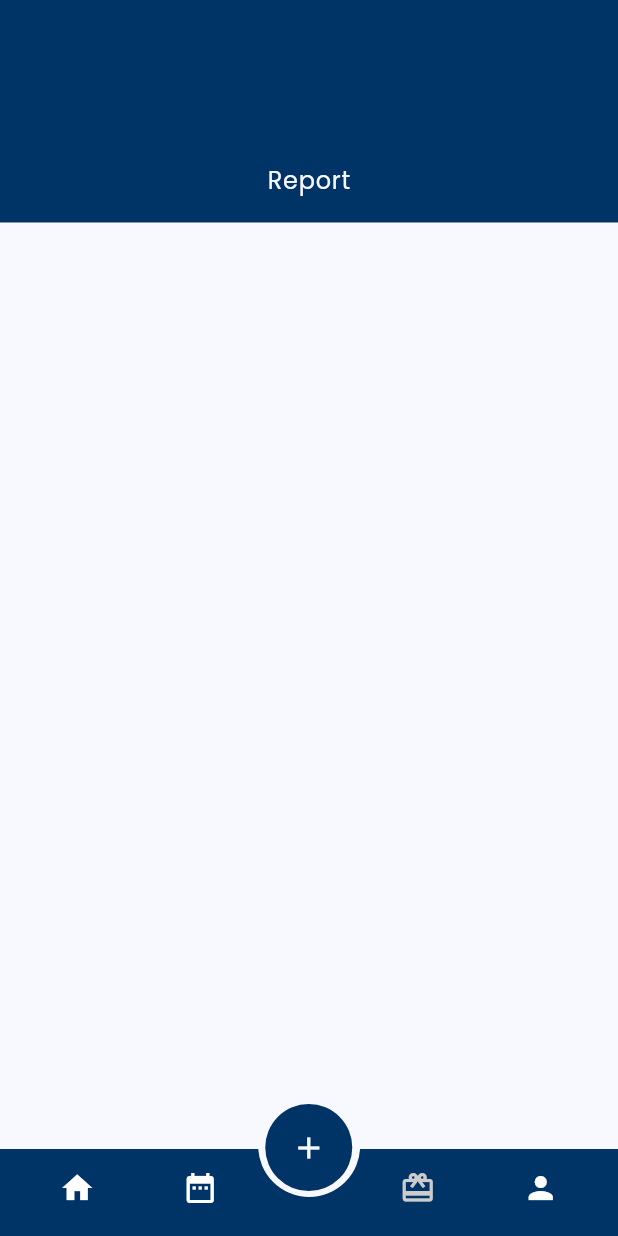
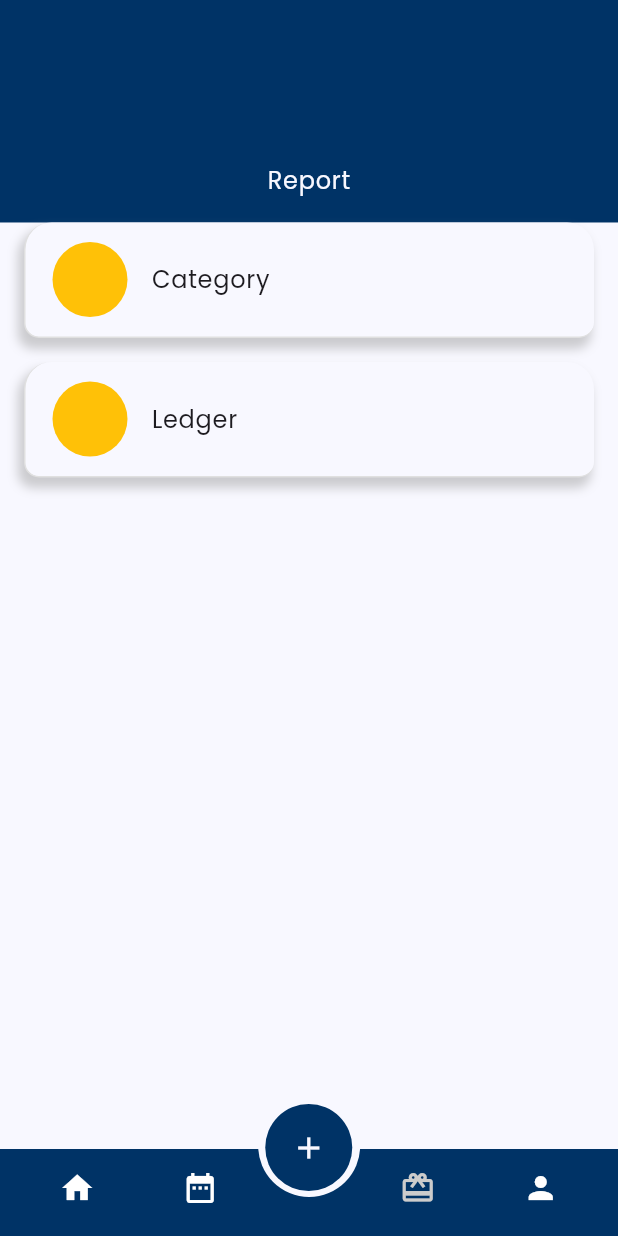
Before and after one commit to Nirajan1/expense_tracker, a Flutter app: the screen it shows after launch, after a tap on the "person outline" icon, on a phone screen of 412 x 824 dp. Run offline on Flutter 3.47's test engine with Material 3 defaults, Android fonts, the phone set to English and light mode, and no system bars; our stand-ins replace bloc, equatable, flutter_bloc, get_it, google_fonts, objectbox; generated files the repository leaves out were written again.

Commit message:
transaction report complete

```diff
--- a/lib/features/home/presentation/home_page.dart
+++ b/lib/features/home/presentation/home_page.dart
@@ -31,12 +31,8 @@ class _HomePageViewState extends State<HomePageView> {
         _topContainer(context),
         SizedBox(height: MediaQuery.of(context).size.height * 0.036),
         _buildBudgetCard(context),
-        SizedBox(
-          height: Platform.isAndroid ? MediaQuery.of(context).size.height * 0.06 : MediaQuery.of(context).size.height * 0.036,
-        ),
-        Expanded(
-          child: _bottomContainer(context),
-        ),
+        SizedBox(height: Platform.isAndroid ? MediaQuery.of(context).size.height * 0.06 : MediaQuery.of(context).size.height * 0.036),
+        Expanded(child: _bottomContainer(context)),
       ],
     );
   }
@@ -61,29 +57,15 @@ Widget _topContainer(BuildContext context) {
               padding: EdgeInsets.only(left: padding),
               child: Row(
                 children: [
-                  CircleAvatar(
-                    radius: 26,
-                    backgroundColor: AppColors.whiteColor,
-                    child: Text('N'),
-                  ),
+                  CircleAvatar(radius: 26, backgroundColor: AppColors.whiteColor, child: Text('N')),
                   SizedBox(width: 10),
                   Column(
                     mainAxisAlignment: MainAxisAlignment.center,
                     children: [
-                      Text(
-                        'Hi, dark mode',
-                        style: Theme.of(context).textTheme.bodyLarge!.copyWith(
-                              color: AppColors.whiteColor,
+                      Text('Hi, dark mode', style: Theme.of(context).textTheme.bodyLarge!.copyWith(color: AppColors.whiteColor)),
+                      Text('Good morning', style: Theme.of(context).textTheme.bodyLarge!.copyWith(color: AppColors.whiteColor)),
+                    ],
                   ),
-                      ),
-                      Text(
-                        'Good morning',
-                        style: Theme.of(context).textTheme.bodyLarge!.copyWith(
-                              color: AppColors.whiteColor,
-                            ),
-                      ),
-                    ],
-                  )
                 ],
               ),
             ),
@@ -98,10 +80,7 @@ Widget _topContainer(BuildContext context) {
                   child: Container(
                     height: 42,
                     width: 36,
-                    decoration: BoxDecoration(
-                      color: AppColors.whiteColor,
-                      shape: BoxShape.circle,
-                    ),
+                    decoration: BoxDecoration(color: AppColors.whiteColor, shape: BoxShape.circle),
                     child: Icon(Icons.person_outline, color: AppColors.primaryColor),
                   ),
                 ),
@@ -122,63 +101,65 @@ Widget _buildBudgetCard(BuildContext context) {
       spacing: 10,
       children: [
         Expanded(
-          child: CustomCardWidget(
+          child: BlocBuilder<AddIncomeExpenseBloc, AddIncomeExpenseState>(
+            builder: (context, state) {
+              int total = 0;
+              if (state is TransactionLoadingState) {
+                return CircularProgressIndicator();
+              } else if (state is TransactionLoaded) {
+                if (state.transactionsEntity.isEmpty) {
+                  total = 0;
+                } else if (state.transactionsEntity.isNotEmpty) {
+                  total = state.transactionsEntity.where((element) => element.type == 'income').fold<int>(0, (sum, item) => sum + int.parse(item.amount));
+                  print(total);
+                }
+              }
+              return CustomCardWidget(
                 height: 146,
                 child: Column(
                   mainAxisAlignment: MainAxisAlignment.center,
-              children: [
-                Text(
-                  'Income',
-                  style: Theme.of(context).textTheme.labelLarge,
+                  children: [Text('Income', style: Theme.of(context).textTheme.labelLarge), Text('Rs $total', overflow: TextOverflow.ellipsis, style: Theme.of(context).textTheme.titleSmall)],
                 ),
-                Text(
-                  'Rs 1,00,000',
-                  overflow: TextOverflow.ellipsis,
-                  style: Theme.of(context).textTheme.titleSmall,
-                ),
-              ],
-            ),
+              );
+            },
           ),
         ),
         Expanded(
-          child: CustomCardWidget(
+          child: BlocBuilder<AddIncomeExpenseBloc, AddIncomeExpenseState>(
+            builder: (context, state) {
+              int total = 0;
+              if (state is TransactionLoadingState) {
+                return CircularProgressIndicator();
+              } else if (state is TransactionLoaded) {
+                if (state.transactionsEntity.isEmpty) {
+                  total = 0;
+                } else if (state.transactionsEntity.isNotEmpty) {
+                  total = state.transactionsEntity.where((element) => element.type == 'expense').fold<int>(0, (sum, item) => sum + int.parse(item.amount));
+                  print(total);
+                }
+              }
+              return CustomCardWidget(
                 height: 146,
                 child: Column(
                   mainAxisAlignment: MainAxisAlignment.center,
-              children: [
-                Text(
-                  'Expense',
-                  style: Theme.of(context).textTheme.labelLarge,
+                  children: [Text('Expense', style: Theme.of(context).textTheme.labelLarge), Text('Rs $total', overflow: TextOverflow.ellipsis, style: Theme.of(context).textTheme.titleSmall)],
                 ),
-                Text(
-                  'Rs 80,000',
-                  overflow: TextOverflow.ellipsis,
-                  style: Theme.of(context).textTheme.titleSmall,
-                ),
-              ],
+              );
+            },
           ),
         ),
-        ),
-        Expanded(
-          child: CustomCardWidget(
-            height: 146,
-            child: Column(
-              mainAxisAlignment: MainAxisAlignment.center,
-              children: [
-                Text(
-                  'Total balance',
-                  overflow: TextOverflow.ellipsis,
-                  style: Theme.of(context).textTheme.labelLarge,
-                ),
-                Text(
-                  'Rs 10,000',
-                  overflow: TextOverflow.ellipsis,
-                  style: Theme.of(context).textTheme.titleSmall,
-                ),
-              ],
-            ),
-          ),
-        ),
+        //   Expanded(
+        //     child: CustomCardWidget(
+        //       height: 146,
+        //       child: Column(
+        //         mainAxisAlignment: MainAxisAlignment.center,
+        //         children: [
+        //           Text('Total balance', overflow: TextOverflow.ellipsis, style: Theme.of(context).textTheme.labelLarge),
+        //           Text('Rs 10,000', overflow: TextOverflow.ellipsis, style: Theme.of(context).textTheme.titleSmall),
+        //         ],
+        //       ),
+        //     ),
+        //   ),
       ],
     ),
   );
@@ -190,23 +171,9 @@ Widget _bottomContainer(BuildContext context) {
     padding: EdgeInsets.all(18),
     decoration: BoxDecoration(
       color: AppColors.whiteColor,
-      borderRadius: BorderRadius.only(
-        topLeft: Radius.circular(40.0),
-        topRight: Radius.circular(40.0),
-      ),
-      boxShadow: [
-        BoxShadow(
-          color: Colors.grey.withValues(alpha: 0.5),
-          spreadRadius: 6,
-          blurRadius: 6,
-          offset: Offset(0, 1),
-        )
-      ],
-      border: Border(
-        top: BorderSide(
-          color: Colors.grey.shade300,
-        ),
-      ),
+      borderRadius: BorderRadius.only(topLeft: Radius.circular(40.0), topRight: Radius.circular(40.0)),
+      boxShadow: [BoxShadow(color: Colors.grey.withValues(alpha: 0.5), spreadRadius: 6, blurRadius: 6, offset: Offset(0, 1))],
+      border: Border(top: BorderSide(color: Colors.grey.shade300)),
     ),
     child: Column(
       children: [
@@ -217,21 +184,12 @@ Widget _bottomContainer(BuildContext context) {
             mainAxisAlignment: MainAxisAlignment.spaceBetween,
             children: [
               // const SizedBox(width: 1),
-              Text(
-                'Recent Transaction',
-                style: Theme.of(context).textTheme.bodyLarge!.copyWith(fontWeight: FontWeight.bold),
-              ),
+              Text('Recent Transaction', style: Theme.of(context).textTheme.bodyLarge!.copyWith(fontWeight: FontWeight.bold)),
               GestureDetector(
                 onTap: () {
                   Navigator.push(context, MaterialPageRoute(builder: (context) => AllDataPageView()));
                 },
-                child: Text(
-                  'See More',
-                  style: Theme.of(context).textTheme.titleSmall!.copyWith(
-                        color: AppColors.primaryColor,
-                        fontWeight: FontWeight.bold,
-                      ),
-                ),
+                child: Text('See More', style: Theme.of(context).textTheme.titleSmall!.copyWith(color: AppColors.primaryColor, fontWeight: FontWeight.bold)),
               ),
               // const SizedBox(width: 1),
             ],
@@ -244,13 +202,7 @@ Widget _bottomContainer(BuildContext context) {
               return CircularProgressIndicator();
             } else if (state is TransactionLoaded) {
               if (state.transactionsEntity.isEmpty) {
-                return Padding(
-                  padding: const EdgeInsets.only(top: 60),
-                  child: Text(
-                    'No transactions available',
-                    style: TextStyle(fontSize: 16, fontWeight: FontWeight.bold),
-                  ),
-                );
+                return Padding(padding: const EdgeInsets.only(top: 60), child: Text('No transactions available', style: TextStyle(fontSize: 16, fontWeight: FontWeight.bold)));
               }
               int itemCount = state.transactionsEntity.length;
               if (Platform.isAndroid && itemCount >= 3) {
@@ -286,43 +238,18 @@ Widget _bottomContainer(BuildContext context) {
 Widget _buildCard({required String title, required String price, required String date}) {
   return AppCardLayoutView(
     child: ListTile(
-      shape: BeveledRectangleBorder(
-        borderRadius: BorderRadius.circular(10),
-      ),
-      leading: Container(
-        width: 50,
-        height: 50,
-        decoration: BoxDecoration(
-          color: title == 'Expense' ? Colors.amber : Colors.green,
-          shape: BoxShape.circle,
-        ),
-      ),
+      shape: BeveledRectangleBorder(borderRadius: BorderRadius.circular(10)),
+      leading: Container(width: 50, height: 50, decoration: BoxDecoration(color: title == 'Expense' ? Colors.amber : Colors.green, shape: BoxShape.circle)),
       trailing: Row(
         mainAxisSize: MainAxisSize.min,
         spacing: 4,
         children: [
-          Icon(
-            title == 'Expense' ? Icons.arrow_downward : Icons.arrow_upward,
-            color: title == 'Expense' ? Colors.red : Colors.green,
-            size: 16,
-          ),
-          Text(
-            'Rs $price',
-            style: TextStyle(
-              fontWeight: FontWeight.w400,
-              fontSize: 18,
-              color: title == 'Expense' ? Colors.red : Colors.green,
-            ),
-          ),
+          Icon(title == 'Expense' ? Icons.arrow_downward : Icons.arrow_upward, color: title == 'Expense' ? Colors.red : Colors.green, size: 16),
+          Text('Rs $price', style: TextStyle(fontWeight: FontWeight.w400, fontSize: 18, color: title == 'Expense' ? Colors.red : Colors.green)),
         ],
       ),
       title: Text(title),
-      subtitle: Text(
-        date,
-        style: TextStyle(
-          fontSize: 12,
-        ),
-      ),
+      subtitle: Text(date, style: TextStyle(fontSize: 12)),
     ),
   );
 }
@@ -331,11 +258,12 @@ class CustomCardWidget extends StatelessWidget {
   final Widget child;
   final double height;
   // final double width;
-  const CustomCardWidget(
-      {required this.height,
+  const CustomCardWidget({
+    required this.height,
     // required this.width,
     required this.child,
-      super.key});
+    super.key,
+  });
 
   @override
   Widget build(BuildContext context) {
@@ -344,12 +272,7 @@ class CustomCardWidget extends StatelessWidget {
       padding: EdgeInsets.symmetric(vertical: 4, horizontal: 8),
       decoration: BoxDecoration(
         color: AppColors.whiteColor,
-        borderRadius: BorderRadius.only(
-          bottomLeft: Radius.circular(10),
-          bottomRight: Radius.circular(10),
-          topLeft: Radius.circular(10),
-          topRight: Radius.circular(10),
-        ),
+        borderRadius: BorderRadius.only(bottomLeft: Radius.circular(10), bottomRight: Radius.circular(10), topLeft: Radius.circular(10), topRight: Radius.circular(10)),
         boxShadow: [
           BoxShadow(
             color: Colors.grey.withValues(alpha: 0.5),
@@ -358,17 +281,7 @@ class CustomCardWidget extends StatelessWidget {
             offset: Offset(-3, 6), // changes position of shadow
           ),
         ],
-        border: Border(
-          top: BorderSide(
-            color: Colors.grey.shade300,
-          ),
-          bottom: BorderSide(
-            color: Colors.grey.shade300,
-          ),
-          left: BorderSide(
-            color: Colors.grey.shade300,
-          ),
-        ),
+        border: Border(top: BorderSide(color: Colors.grey.shade300), bottom: BorderSide(color: Colors.grey.shade300), left: BorderSide(color: Colors.grey.shade300)),
       ),
       child: child,
     );
--- a/lib/features/ledger/presentation_layer/pages/ledger_detail_page.dart
+++ b/lib/features/ledger/presentation_layer/pages/ledger_detail_page.dart
@@ -6,11 +6,7 @@ import 'package:flutter_bloc/flutter_bloc.dart';
 class LedgerDetailPageView extends StatelessWidget {
   final String name;
   final String ledgerCategory;
-  const LedgerDetailPageView({
-    required this.name,
-    required this.ledgerCategory,
-    super.key,
-  });
+  const LedgerDetailPageView({required this.name, required this.ledgerCategory, super.key});
 
   @override
   Widget build(BuildContext context) {
@@ -36,44 +32,26 @@ class LedgerDetailPageView extends StatelessWidget {
                         horizontalMargin: 1,
                         // columnSpacing: 14,
                         columns: [
-                            DataColumn(
-                              label: Text('Date'),
-                            ),
-                            DataColumn(
-                              label: Text('Particular'),
-                            ),
-                            DataColumn(
-                              label: Text('Dr'),
-                            ),
-                            DataColumn(
-                              label: Text('Cr'),
-                            ),
-                            DataColumn(
-                              label: Text('Amount'),
-                            ),
+                          DataColumn(label: Text('Date')),
+                          DataColumn(label: Text('Particular')),
+                          DataColumn(label: Text('Dr')),
+                          DataColumn(label: Text('Cr')),
+                          DataColumn(label: Text('Amount')),
                         ],
-                          rows: filteredTransactions.map((e) {
-                            bool isIncome = e.type == 'income' ;
+                        rows:
+                            filteredTransactions.map((e) {
+                              // bool isIncome = e.type == 'income';
 
                               return DataRow(
                                 cells: [
                                   DataCell(Text(e.date.substring(0, 10))),
-                                DataCell(Text(e.ledgerTo)),
-                                DataCell(isIncome ? Text(e.amount) : Text('0')),
-                                DataCell(isIncome ? Text('0') : Text(e.amount)),
+                                  DataCell(Text(e.ledgerFrom == name ? "To ${e.ledgerTo}" : "Received from ${e.ledgerFrom}")),
+                                  DataCell(e.ledgerFrom == name ? Text('0') : Text(e.amount)),
+                                  DataCell(e.ledgerFrom == name ? Text(e.amount) : Text('0')),
                                   DataCell(Text('0')),
                                 ],
                               );
-                          }).toList()
-
-                          // [
-                          //   DataRow(cells: [
-                          //     DataCell(Text('ValCol1')),
-                          //     DataCell(Text('ValCol2')),
-                          //     DataCell(Text('ValCol2')),
-                          //     DataCell(Text('ValCol2')),
-                          //   ]),
-                          // ],
+                            }).toList(),
                       ),
                     ),
                   );
@@ -203,7 +181,7 @@ class LedgerDetailPageView extends StatelessWidget {
                 }
               },
             ),
-          )
+          ),
         ],
       ),
     );
--- a/lib/features/profile/presentation/pages/profile_page.dart
+++ b/lib/features/profile/presentation/pages/profile_page.dart
@@ -1,10 +1,6 @@
 import 'package:expense_tracker/core/app_colors.dart';
-import 'package:expense_tracker/features/category/presentation/pages/category_list_page.dart';
-import 'package:expense_tracker/features/ledger/presentation_layer/bloc/ledger_bloc.dart';
-import 'package:expense_tracker/features/ledger/presentation_layer/pages/ledger_list_page.dart';
-import 'package:expense_tracker/features/profile/presentation/widgets/card_widget.dart';
+
 import 'package:flutter/material.dart';
-import 'package:flutter_bloc/flutter_bloc.dart';
 
 class ProfilePageView extends StatelessWidget {
   const ProfilePageView({super.key});
@@ -15,36 +11,7 @@ class ProfilePageView extends StatelessWidget {
       spacing: 16,
       children: [
         _topContainer(context),
-        Padding(
-          padding: const EdgeInsets.symmetric(horizontal: 16.0),
-          child: CardWidget(
-            title: 'Category',
-            onTap: () {
-              Navigator.push(
-                context,
-                MaterialPageRoute(
-                  builder: (context) => CategoryListPageView(),
-                ),
-              );
-            },
-          ),
-        ),
-        Padding(
-          padding: const EdgeInsets.symmetric(horizontal: 16.0),
-          child: CardWidget(
-            title: 'Ledger',
-            onTap: () {
-              context.read<LedgerBloc>().add(GetAllLedgersClickEvent());
-              Navigator.push(
-                context,
-                MaterialPageRoute(
-                  builder: (context) => LedgerPageView(),
-                ),
-              );
-            },
-          ),
-        ),
-      ],
+       ],
     );
   }
 }
--- a/lib/features/report/presentation/pages/report_page.dart
+++ b/lib/features/report/presentation/pages/report_page.dart
@@ -1,5 +1,10 @@
 import 'package:expense_tracker/core/app_colors.dart';
 import 'package:flutter/material.dart';
+import 'package:expense_tracker/features/category/presentation/pages/category_list_page.dart';
+import 'package:expense_tracker/features/ledger/presentation_layer/bloc/ledger_bloc.dart';
+import 'package:expense_tracker/features/ledger/presentation_layer/pages/ledger_list_page.dart';
+import 'package:flutter_bloc/flutter_bloc.dart';
+import 'package:expense_tracker/features/report/presentation/widgets/card_widget.dart';
 
 class ReportPageView extends StatelessWidget {
   const ReportPageView({super.key});
@@ -10,6 +15,25 @@ class ReportPageView extends StatelessWidget {
       body: Column(
         children: [
           _topContainer(context),
+          Padding(
+            padding: const EdgeInsets.symmetric(horizontal: 16.0),
+            child: CardWidget(
+              title: 'Category',
+              onTap: () {
+                Navigator.push(context, MaterialPageRoute(builder: (context) => CategoryListPageView()));
+              },
+            ),
+          ),
+          Padding(
+            padding: const EdgeInsets.symmetric(horizontal: 16.0),
+            child: CardWidget(
+              title: 'Ledger',
+              onTap: () {
+                context.read<LedgerBloc>().add(GetAllLedgersClickEvent());
+                Navigator.push(context, MaterialPageRoute(builder: (context) => LedgerPageView()));
+              },
+            ),
+          ),
         ],
       ),
     );
@@ -23,16 +47,7 @@ Widget _topContainer(BuildContext context) {
     color: AppColors.primaryColor,
     child: Column(
       mainAxisAlignment: MainAxisAlignment.end,
-      children: [
-        SizedBox(height: MediaQuery.of(context).size.height * 0.1),
-        Text(
-          'Report',
-          style: Theme.of(context).textTheme.bodyLarge!.copyWith(
-                color: AppColors.whiteColor,
-              ),
-        ),
-        SizedBox(height: 16),
-      ],
+      children: [SizedBox(height: MediaQuery.of(context).size.height * 0.1), Text('Report', style: Theme.of(context).textTheme.bodyLarge!.copyWith(color: AppColors.whiteColor)), SizedBox(height: 16)],
     ),
   );
 }
@@ -42,16 +57,6 @@ class CategoryListWidget extends StatelessWidget {
 
   @override
   Widget build(BuildContext context) {
-    return Column(
-      children: [
-        ListTile(
-          title: Text(
-            'Category List',
-            style: Theme.of(context).textTheme.displayMedium,
-          ),
-          trailing: Icon(Icons.arrow_forward_outlined),
-        )
-      ],
-    );
+    return Column(children: [ListTile(title: Text('Category List', style: Theme.of(context).textTheme.displayMedium), trailing: Icon(Icons.arrow_forward_outlined))]);
   }
 }
```
Also changed, not shown: lib/features/report/presentation/widgets/card_widget.dart (renamed from lib/features/profile/presentation/widgets/card_widget.dart). Lines whose indentation alone changed are shown as unchanged.
